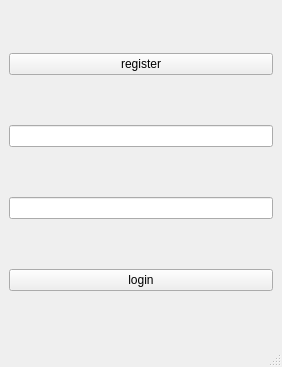
Above: userClient/mainwindow.ui from AlexeyProg/messager_qt_cplusplus before the change. Below: the same form after it.
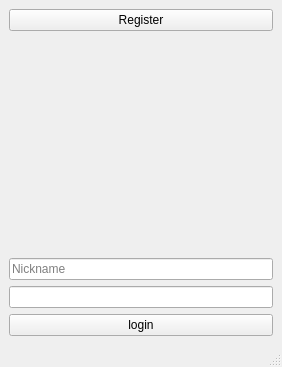
That is the form after the change.

Commit message: button "register" adds new note to the database, check duplicates and confirm passwords

Diff of the .ui file:
```diff
--- a/userClient/mainwindow.ui
+++ b/userClient/mainwindow.ui
@@ -15,26 +15,61 @@
   </property>
   <widget class="QWidget" name="centralwidget">
    <layout class="QGridLayout" name="gridLayout">
-    <item row="1" column="0">
-     <widget class="QLineEdit" name="lineEdit_nick"/>
-    </item>
-    <item row="0" column="0">
-     <widget class="QPushButton" name="pushButton_register">
-      <property name="text">
-       <string>register</string>
-      </property>
-     </widget>
-    </item>
-    <item row="3" column="0">
+    <item row="4" column="0">
      <widget class="QPushButton" name="pushButton_login">
       <property name="text">
        <string>login</string>
       </property>
      </widget>
     </item>
-    <item row="2" column="0">
+    <item row="3" column="0">
      <widget class="QLineEdit" name="lineEdit_password"/>
     </item>
+    <item row="0" column="0">
+     <widget class="QPushButton" name="pushButton_register">
+      <property name="text">
+       <string>Register</string>
+      </property>
+     </widget>
+    </item>
+    <item row="2" column="0">
+     <widget class="QLineEdit" name="lineEdit_nick">
+      <property name="toolTip">
+       <string/>
+      </property>
+      <property name="statusTip">
+       <string/>
+      </property>
+      <property name="whatsThis">
+       <string/>
+      </property>
+      <property name="accessibleDescription">
+       <string/>
+      </property>
+      <property name="inputMask">
+       <string/>
+      </property>
+      <property name="text">
+       <string/>
+      </property>
+      <property name="placeholderText">
+       <string>Nickname</string>
+      </property>
+     </widget>
+    </item>
+    <item row="1" column="0">
+     <spacer name="verticalSpacer">
+      <property name="orientation">
+       <enum>Qt::Vertical</enum>
+      </property>
+      <property name="sizeHint" stdset="0">
+       <size>
+        <width>20</width>
+        <height>40</height>
+       </size>
+      </property>
+     </spacer>
+    </item>
    </layout>
   </widget>
   <widget class="QMenuBar" name="menubar">
```
The commit also changes 9 other files.
